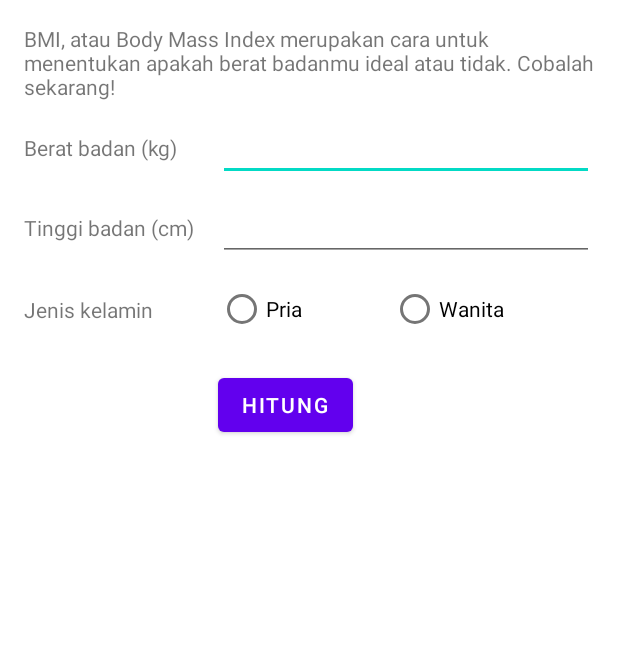
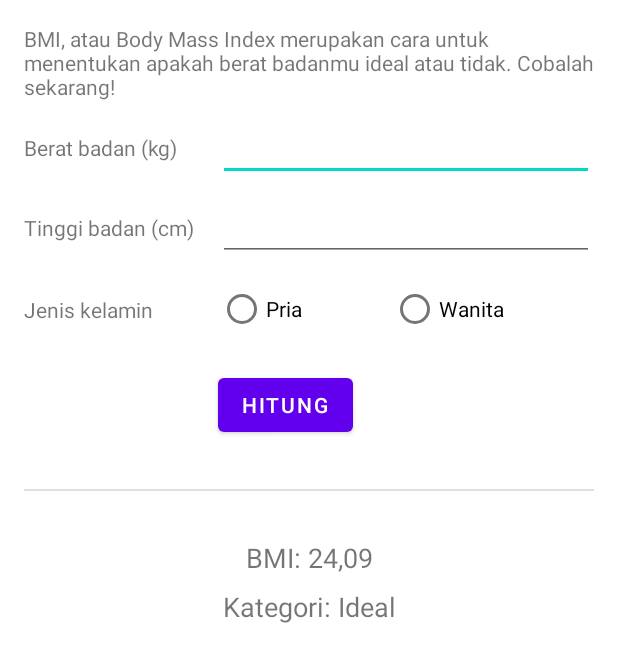
Before and after one commit to indraazimi/hitung-bmi, an Android app: the layout activity_main.xml on its own in the app's theme, with its tools: preview values and no code run, on a phone screen of 412 x 824 dp. Shown: the top 662 px of the screen. Run offline under Robolectric (Android 15) with nearby library versions, the phone set to English and light mode, and no system bars.

Commit message:
Membuat perhitungan BMI

```diff
--- a/app/src/main/res/layout/activity_main.xml
+++ b/app/src/main/res/layout/activity_main.xml
@@ -94,12 +94,14 @@
         app:layout_constraintTop_toBottomOf="@+id/tinggiEditText">
 
         <RadioButton
+            android:id="@+id/priaRadioButton"
             android:layout_width="wrap_content"
             android:layout_height="wrap_content"
             android:layout_weight="1"
             android:text="@string/pria" />
 
         <RadioButton
+            android:id="@+id/wanitaRadioButton"
             android:layout_width="wrap_content"
             android:layout_height="wrap_content"
             android:layout_weight="1"
@@ -115,4 +117,38 @@
         app:layout_constraintStart_toStartOf="@+id/radioGroup"
         app:layout_constraintTop_toBottomOf="@+id/radioGroup" />
 
+    <View
+        android:id="@+id/divider"
+        android:layout_width="match_parent"
+        android:layout_height="1dp"
+        android:layout_marginStart="16dp"
+        android:layout_marginTop="32dp"
+        android:layout_marginEnd="16dp"
+        android:background="?android:attr/listDivider"
+        app:layout_constraintEnd_toEndOf="parent"
+        app:layout_constraintStart_toStartOf="parent"
+        app:layout_constraintTop_toBottomOf="@+id/button" />
+
+    <TextView
+        android:id="@+id/bmiTextView"
+        android:layout_width="wrap_content"
+        android:layout_height="wrap_content"
+        android:layout_marginTop="32dp"
+        android:textSize="18sp"
+        app:layout_constraintEnd_toEndOf="parent"
+        app:layout_constraintStart_toStartOf="parent"
+        app:layout_constraintTop_toBottomOf="@+id/divider"
+        tools:text="BMI: 24,09" />
+
+    <TextView
+        android:id="@+id/kategoriTextView"
+        android:layout_width="wrap_content"
+        android:layout_height="wrap_content"
+        android:layout_marginTop="8dp"
+        android:textSize="18sp"
+        app:layout_constraintEnd_toEndOf="parent"
+        app:layout_constraintStart_toStartOf="parent"
+        app:layout_constraintTop_toBottomOf="@+id/bmiTextView"
+        tools:text="Kategori: Ideal" />
+
 </androidx.constraintlayout.widget.ConstraintLayout>
--- a/app/src/main/res/values/strings.xml
+++ b/app/src/main/res/values/strings.xml
@@ -17,4 +17,9 @@
     <string name="pria">Pria</string>
     <string name="wanita">Wanita</string>
     <string name="hitung">Hitung</string>
+    <string name="bmi_x">BMI: %1$.2f</string>
+    <string name="kurus">Kurus</string>
+    <string name="ideal">Ideal</string>
+    <string name="gemuk">Gemuk</string>
+    <string name="kategori_x">Kategori: %1$s</string>
 </resources>
```
Also changed, not shown: app/src/main/java/com/indraazimi/hitungbmi/MainActivity.kt (+27 -2 lines).
